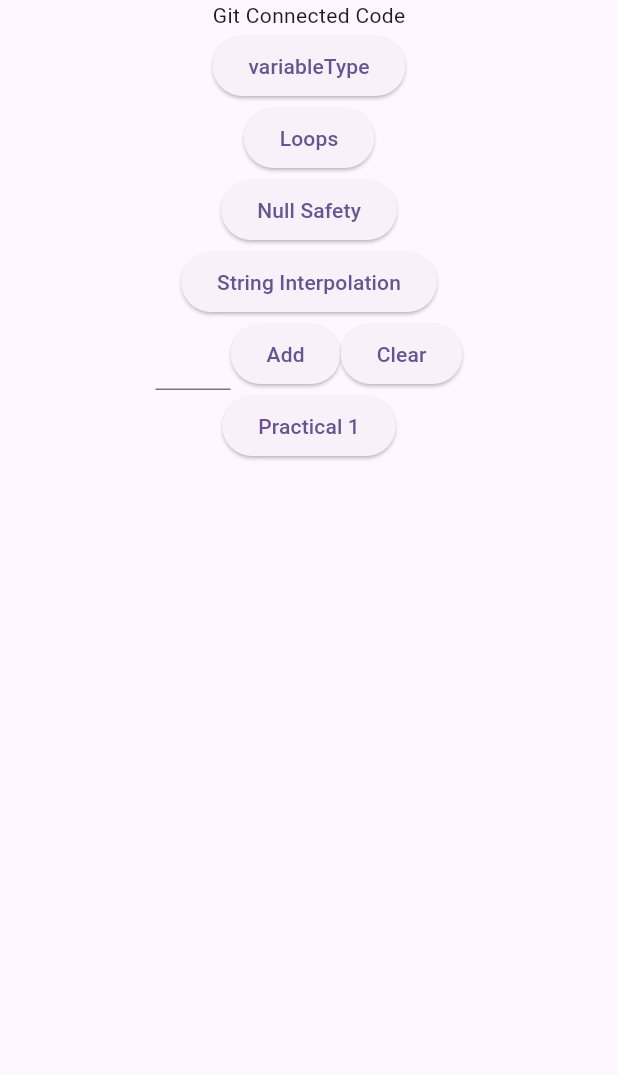
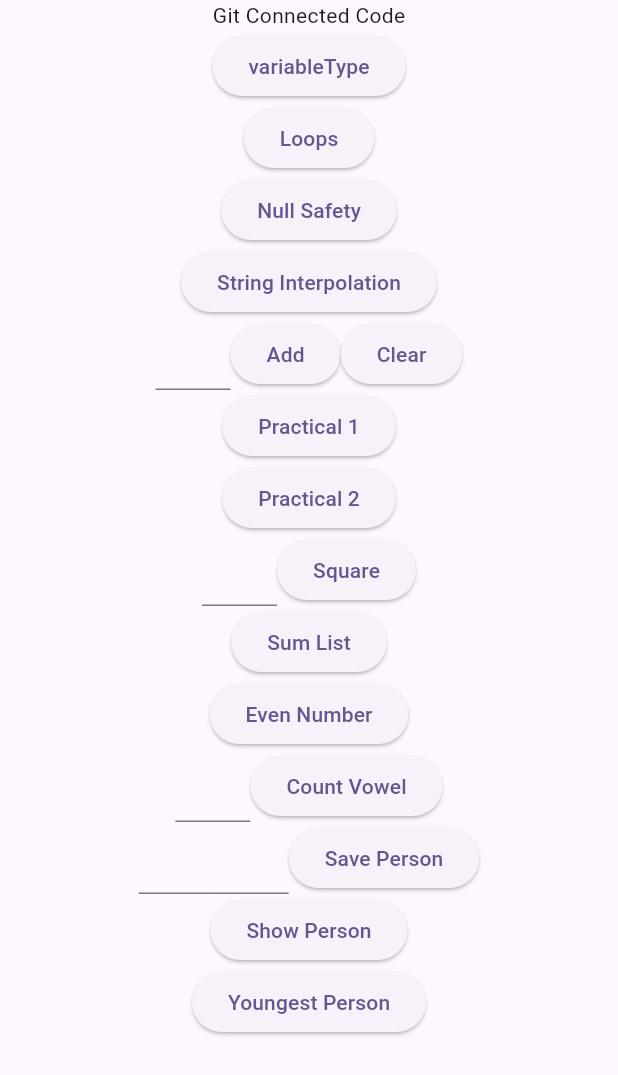
Before and after one commit to Ankur21-1997/Learn-Flutter, a Flutter app: the screen it shows after launch, on a phone screen of 412 x 824 dp. Shown: the top 1075 px of the screen. Run offline on Flutter 3.47's test engine with Material 3 defaults, Android fonts, the phone set to English and light mode, and no system bars.

Commit message:
day1_practical2 done

```diff
--- a/lib/day1/day1.dart
+++ b/lib/day1/day1.dart
@@ -1,4 +1,5 @@
 import 'package:flutter/material.dart';
+import 'package:practice/day1/day1_practical2.dart';
 
 import '../globleVariable.dart';
 import 'day1_practical1.dart';
@@ -10,25 +11,89 @@ class Day1 extends StatelessWidget {
   Widget build(BuildContext context) {
     List<int> numList = [];
     final listController = TextEditingController();
+    final numController = TextEditingController();
+    final stringController = TextEditingController();
+    final nameController = TextEditingController();
+    final ageController = TextEditingController();
+    final MapPerson mapPerson = MapPerson();
 
     return Scaffold(
       body: Column(
         children: [
           Text('Git Connected Code'),
-          ElevatedButton(onPressed: (){ variableType();}, child: Text('variableType')),
-          ElevatedButton(onPressed: (){ loopType();}, child: Text('Loops')),
-          ElevatedButton(onPressed: (){ nullSafety();}, child: Text('Null Safety')),
-          ElevatedButton(onPressed: (){ stringInterpolation();}, child: Text('String Interpolation')),
+          ElevatedButton(onPressed: () {
+            variableType();
+          }, child: Text('variableType')),
+          ElevatedButton(onPressed: () {
+            loopType();
+          }, child: Text('Loops')),
+          ElevatedButton(onPressed: () {
+            nullSafety();
+          }, child: Text('Null Safety')),
+          ElevatedButton(onPressed: () {
+            stringInterpolation();
+          }, child: Text('String Interpolation')),
           Row(
             mainAxisAlignment: MainAxisAlignment.center,
             children: [
-              SizedBox(width:50,child: TextField(controller: listController,)),
-              ElevatedButton(onPressed: (){ numList.add(int.tryParse(listController.text) ?? 0);listController.clear();}, child: Text('Add')),
-              ElevatedButton(onPressed: (){ numList = [];}, child: Text('Clear')),
+              SizedBox(width: 50, child: TextField(controller: listController,)),
+              ElevatedButton(onPressed: () {
+                numList.add(int.tryParse(listController.text) ?? 0);
+                listController.clear();
+              }, child: Text('Add')),
+              ElevatedButton(onPressed: () {
+                numList = [];
+              }, child: Text('Clear')),
             ],
           ),
-          ElevatedButton(onPressed: (){ day1Practical1(numList);}, child: Text('Practical 1')),
-
+          ElevatedButton(onPressed: () {
+            day1Practical1(numList);
+          }, child: Text('Practical 1')),
+          ElevatedButton(onPressed: () {
+            day1Practical2(numList);
+          }, child: Text('Practical 2')),
+          Row(
+            mainAxisAlignment: MainAxisAlignment.center,
+            children: [
+              SizedBox(width: 50, child: TextField(controller: numController,)),
+              ElevatedButton(onPressed: () {
+                int? square = squareNumber(int.tryParse(numController.text) ?? 0);
+                printF('${numController.text} square $square');
+              }, child: Text('Square')),
+            ],
+          ),
+          ElevatedButton(onPressed: () {
+            sumList();
+          }, child: Text('Sum List')),
+          ElevatedButton(onPressed: () {
+            evenList();
+          }, child: Text('Even Number')),
+          Row(
+            mainAxisAlignment: MainAxisAlignment.center,
+            children: [
+              SizedBox(width: 50, child: TextField(controller: stringController,)),
+              ElevatedButton(onPressed: () {
+                countVowel(stringController.text);
+              }, child: Text('Count Vowel')),
+            ],
+          ),
+          Row(
+            mainAxisAlignment: MainAxisAlignment.center,
+            children: [
+              SizedBox(width: 50, child: TextField(controller: nameController,)),
+              SizedBox(width: 50, child: TextField(controller: ageController,)),
+              ElevatedButton(onPressed: () {
+                mapPerson.savePerson(nameController.text,ageController.text);
+                nameController.text = ageController.text = '';
+              }, child: Text('Save Person')),
+            ],
+          ),
+          ElevatedButton(onPressed: () {
+            mapPerson.showPerson();
+          }, child: Text('Show Person')),
+          ElevatedButton(onPressed: () {
+            mapPerson.youngestPerson();
+          }, child: Text('Youngest Person')),
         ],
       ),
     );
@@ -36,22 +101,22 @@ class Day1 extends StatelessWidget {
 
 }
 
-void variableType(){
+void variableType() {
   int i = 10;
   double d = 5.7;
   String s = 'Ankur';
   bool b = true;
   printF('int: $i || double: $d || String: $s || bool $b');
 
-  List<String> ls = ['a','b','c'];
-  List<int> li = [1,2,3];
+  List<String> ls = ['a', 'b', 'c'];
+  List<int> li = [1, 2, 3];
   printF('String List: $ls || Int list: $li');
 
-  Map<String,dynamic> user = {'name':'Ankur','age': 27};
-  List<Map<String,dynamic>> users = [{'name':'Ankur','age': 27},{'name':'N','age': 25}];
+  Map<String, dynamic> user = {'name': 'Ankur', 'age': 27};
+  List<Map<String, dynamic>> users = [{'name': 'Ankur', 'age': 27}, {'name': 'N', 'age': 25}];
   printF('Map vale: $user || Map List: $users');
 
-  dynamic x = 0;  //flexible type
+  dynamic x = 0; //flexible type
   printF('Dynamic variable first assign: $x');
   x = 'String';
   printF('Dynamic variable second assign: $x');
@@ -61,13 +126,13 @@ void variableType(){
   var xi = 10;
   var xs = 'Ankur';
   printF('var int type: $xi || var string type: $xs');
-   // xv= 'String'; it's give error bcz once var type set it cant be change
+  // xv= 'String'; it's give error bcz once var type set it cant be change
 
   const pi = 3.14;
   final today = DateTime.now();
   printF('const pi : $pi || final today : $today');
 
-  Set<int> si = {1,2,4,3,2,4,3,1,3,4,2,3,5};
+  Set<int> si = {1, 2, 4, 3, 2, 4, 3, 1, 3, 4, 2, 3, 5};
   printF('Set<int> si : $si');
 }
 
@@ -78,7 +143,7 @@ void loopType() {
   //this loop work until x < 5 no break point
 
   int y = 0;
-  List<String> users = ['a','b','c','d','e'];
+  List<String> users = ['a', 'b', 'c', 'd', 'e'];
   while (users[y] != 'c') {
     printF("While loop item $y & ${users[y]}");
     y++;
@@ -93,7 +158,7 @@ void loopType() {
   //this work atlas once no matter 1st value is out of range
 }
 
-void nullSafety(){
+void nullSafety() {
   int? x; //declare null value
   printF('Null variable x = $x');
   int y = x ?? 10; //store null value in int if null than use pre-value because int var can't be null at run time
@@ -102,16 +167,17 @@ void nullSafety(){
   printF('set null variable pre-value: $x');
 }
 
-void stringInterpolation(){
+void stringInterpolation() {
   String name = 'Ankur';
   printF('Basic: Hello, $name');
 
-  int a = 7; int b = 8;
-  printF('Expression: a($a) & b($b) Tota: ${a+b}');
+  int a = 7;
+  int b = 8;
+  printF('Expression: a($a) & b($b) Tota: ${a + b}');
 
-  String greet(String user)=> 'Hello, Welcome back ${user.toUpperCase()}';
+  String greet(String user) => 'Hello, Welcome back ${user.toUpperCase()}';
   printF('Method: ${greet('Ankur')}');
 
-  var user = {'name' : 'Ankur' , 'age' : 27};
+  var user = {'name': 'Ankur', 'age': 27};
   printF('User: ${user['name']} is ${user['age']} year old');
 }
--- a/lib/day1/day1_practical2.dart
+++ b/lib/day1/day1_practical2.dart
@@ -0,0 +1,118 @@
+import 'package:practice/globleVariable.dart';
+
+/// User input List -> Make it reverse -> check palindrome -> check highest number
+
+void day1Practical2(List<int> askList){
+  if(askList.isEmpty){
+    printF('List is Empty');
+    return;
+  }
+
+  printF('User Input list: $askList');
+  List<int> reverseList = [];
+  for(int i=0;i<askList.length;i++){
+    reverseList.add(askList[askList.length-i-1]);
+  }
+  printF('Reverse list: $reverseList');
+
+  int highestNum = 0;
+  bool palindrome = true;
+  for(int i=0;i<askList.length;i++){
+    if(highestNum < askList[i]){
+      highestNum = askList[i];
+    }
+    if(askList[i] != reverseList[i]){
+      palindrome = false;
+    }
+  }
+  printF('Highest Number: $highestNum');
+  if(palindrome == true){
+    printF('Yes, This list is Palindrome.');
+  }else{
+    printF('No, This list is not Palindrome.');
+  }
+
+}
+
+int? squareNumber(int num){
+  if(num < 0) return null;
+  int squareNum = num*num;
+  return squareNum;
+}
+
+void sumList(){
+  List<int> list1 = [1,3,52,63,41,52,63,41];
+  List<int> list2 = [23,3,52,63,41,12,1,2,3];
+  List<int> listSum = [];
+
+  int maxLength  = 0;
+  if(list2.length > list1.length){
+    maxLength = list2.length;
+    for(int i=0;i<maxLength-list1.length+1;i++){
+      list1.add(0);
+    }
+  }else{
+    maxLength = list1.length;
+    for(int i=0;i<maxLength-list2.length+1;i++){
+      list2.add(0);
+    }
+  }
+  printF('list1 : ${list1.length} || list2: ${list2.length}');
+  for(int i=0;i<maxLength;i++){
+    listSum.add(list1[i]+list2[i]);
+  }
+  printF('Sum list = $listSum');
+
+}
+
+void evenList(){
+  List<int> list1 = [1,3,52,63,41,52,63,41];
+  List<int> listEven = [];
+  for(int i=0;i<list1.length;i++){
+    if(list1[i].isEven){
+      listEven.add(list1[i]);
+    }
+  }
+  printF('Even list = $listEven');
+}
+
+void countVowel(String name){
+  List<String> nameList = name.split('');
+  List<String> vowelList = [];
+  bool isVowel(String ch) {
+    const vowels = ['a', 'e', 'i', 'o', 'u'];
+    return vowels.contains(ch.toLowerCase());
+  }
+  for (int i = 0; i < nameList.length; i++) {
+    if (isVowel(nameList[i])) {
+      vowelList.add(nameList[i]);
+    }
+  }
+  printF('List of vowel: $vowelList');
+}
+
+class MapPerson{
+  Map<String,dynamic> person ={};
+  void savePerson(String name, String ageS) {
+    int age = int.tryParse(ageS) ?? 0;
+    person[name] = age;
+  }
+   void showPerson(){
+    if(person.isEmpty){
+      printF('List is empty');
+      return;
+    }
+     printF('Person map: $person');
+   }
+   void youngestPerson(){
+     if (person.isEmpty) {
+       printF('No persons added.');
+       return;
+     }
+
+     final youngest = person.entries.reduce(
+           (a, b) => a.value <= b.value ? a : b,
+     );
+
+     printF("Youngest: ${youngest.key} (Age: ${youngest.value})");}
+}
```
